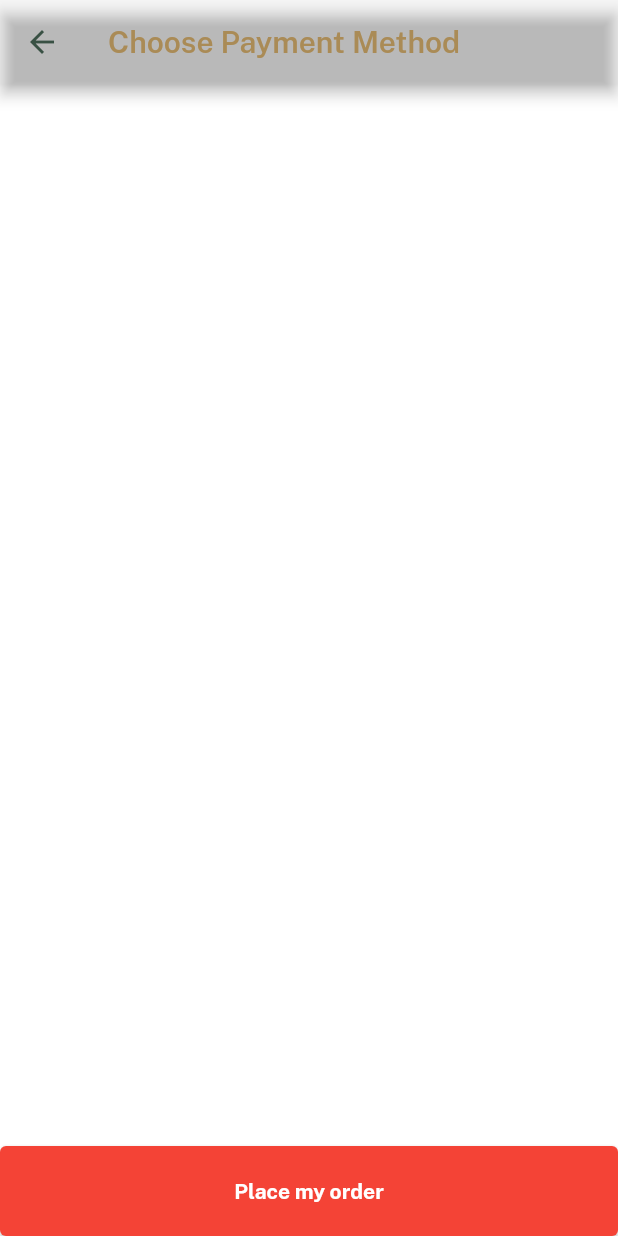
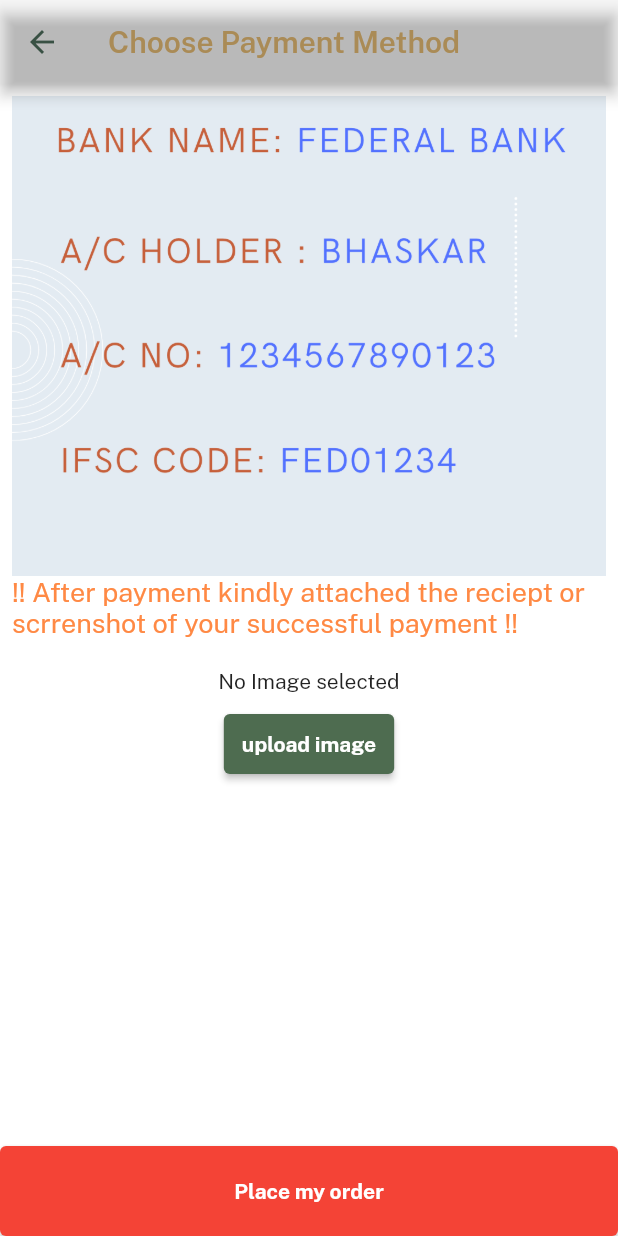
Before and after one commit to TriBhaskar/Flutter-Mobi_Pharma, a Flutter app: the PaymentMethods screen opened directly, on a phone screen of 412 x 824 dp. Run offline on Flutter 3.47's test engine with Material 2 defaults, Android fonts, the phone set to English and light mode, and no system bars; our stand-ins replace cloud_firestore, firebase_auth, firebase_core, firebase_storage, get, image_picker and 1 more; accounts and stored records are empty.

Commit message:
adding payment details and image of payment and trying something new

```diff
--- a/lib/consts/firebase_const.dart
+++ b/lib/consts/firebase_const.dart
@@ -9,3 +9,4 @@
 const usersCollection ="users";
 const productsCollection = "products";
 const cartCollection = 'cart';
+const ordersCollection = 'orders';
--- a/lib/consts/images.dart
+++ b/lib/consts/images.dart
@@ -96,6 +96,7 @@
 const imgFc6 = "assets/images/fc2.jpg";
 const imgFc7 = "assets/images/fc7.jpg";
 const imgFc8 = "assets/images/fc1.jpg";
+const imgbank = "assets/images/bankdetail.png";
 
 const imgProfile2 = "assets/images/fc7.jpg";
 /*
--- a/lib/controllers/profile_controller.dart
+++ b/lib/controllers/profile_controller.dart
@@ -1,5 +1,4 @@
 import 'dart:io';
-
 import 'package:cloud_firestore/cloud_firestore.dart';
 import 'package:firebase_auth/firebase_auth.dart';
 import 'package:firebase_storage/firebase_storage.dart';
--- a/lib/views/cart_screen/payment_method.dart
+++ b/lib/views/cart_screen/payment_method.dart
@@ -1,18 +1,48 @@
+
+import 'dart:io';
+import 'package:cloud_firestore/cloud_firestore.dart';
+import 'package:firebase_auth/firebase_auth.dart';
+import 'package:firebase_storage/firebase_storage.dart' as firebase_storage;
+import 'package:get/get.dart';
+import 'package:flutter/services.dart';
+import 'package:path/path.dart';
 import 'package:mobi_pharma/consts/consts.dart';
+import 'package:image_picker/image_picker.dart';
+import 'package:mobi_pharma/views/cart_screen/pick_image.dart';
+import 'package:mobi_pharma/widgets_common/custom_textfield.dart';
 
 import '../../widgets_common/our_button.dart';
 
-class PaymentMethods extends StatelessWidget {
+class PaymentMethods extends StatefulWidget {
   const PaymentMethods({super.key});
 
   @override
+  State<PaymentMethods> createState() => _PaymentMethodsState();
+}
+
+class _PaymentMethodsState extends State<PaymentMethods> {
+  var ImgPath=''.obs;
+  var pickedimage;
+  final firebase_storage.FirebaseStorage storage = firebase_storage.FirebaseStorage.instance;
+
+  imagepick() async{
+    final image =await ImagePicker().pickImage(source: ImageSource.gallery);
+    setState(() {
+      pickedimage=image;
+      ImgPath.value = image!.path;
+    });
+  }
+@override
+
   Widget build(BuildContext context) {
+
     return Scaffold(
+      resizeToAvoidBottomInset: false,
       backgroundColor: whiteColor,
       bottomNavigationBar: SizedBox(
         height: 60,
         child: ourButton(
-          onPress: (){
+          onPress: () async {
 
           },
           color: Colors.red,
@@ -25,7 +55,30 @@
         title: "Choose Payment Method".text.fontFamily(semibold).color(darkFontGrey).make(),
       ),
 
+      body:
+       Center(
+          child: Padding(
+            padding: const EdgeInsets.all(8.0),
+            child: Column(
+              children: [
+                Image.asset(imgbank,height: 320,
+                    width: double.infinity,
+                    fit: BoxFit.cover,),
+                const Text('!! After payment kindly attached the reciept or scrrenshot of your successful payment !!',style: TextStyle(fontSize: 18.0,color: Color.fromARGB(255, 255, 137, 68))),
+      20.heightBox,
 
-    );
+                Text(pickedimage == null ?  'No Image selected' : pickedimage!.path.split('/').last),
+
+                10.heightBox,
+                     ourButton(color: grassColor,
+                     onPress:(){
+                     imagepick();
+                     },textColor: whiteColor,title: "upload image"),
+              ],
+
+            ),
+          ),
+        ),
+      );
   }
 }
```
Also changed, not shown: lib/controllers/cart_controller.dart (+33 -2 lines), lib/controllers/home_controller.dart (+19 -0 lines), lib/views/cart_screen/pick_image.dart (added, +26 -0 lines), assets/images/bankdetail.png (added).
